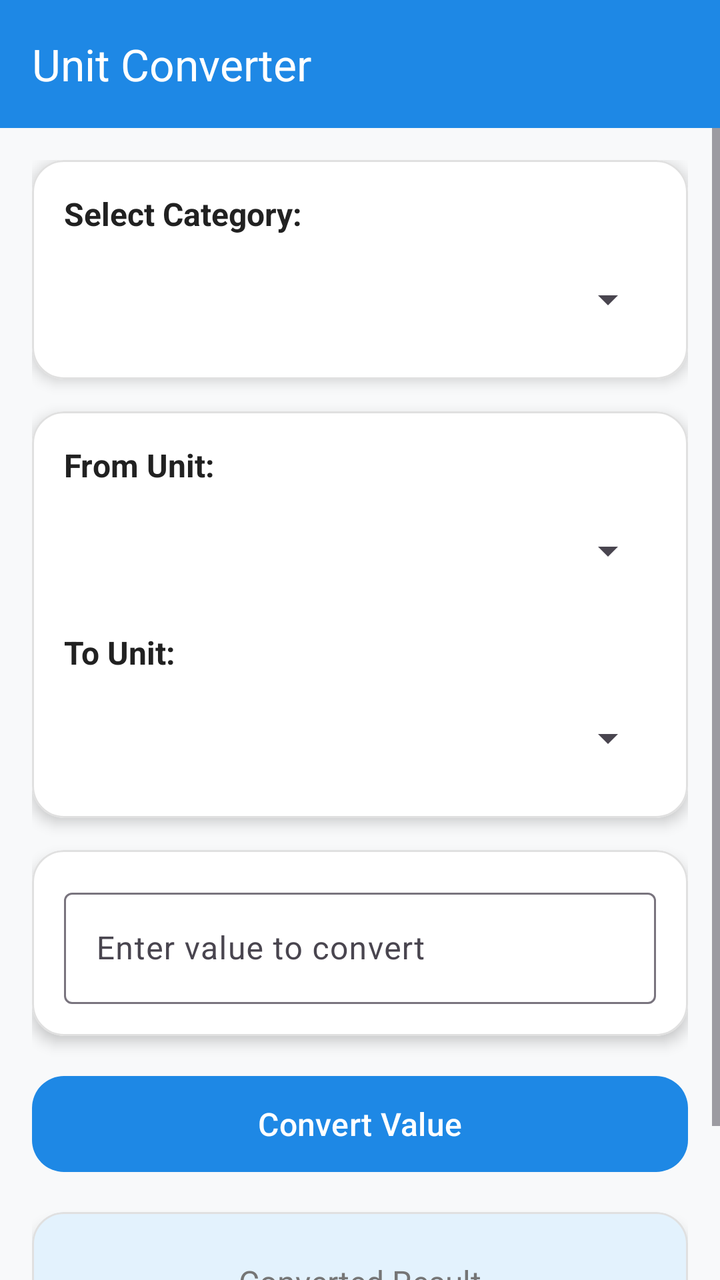
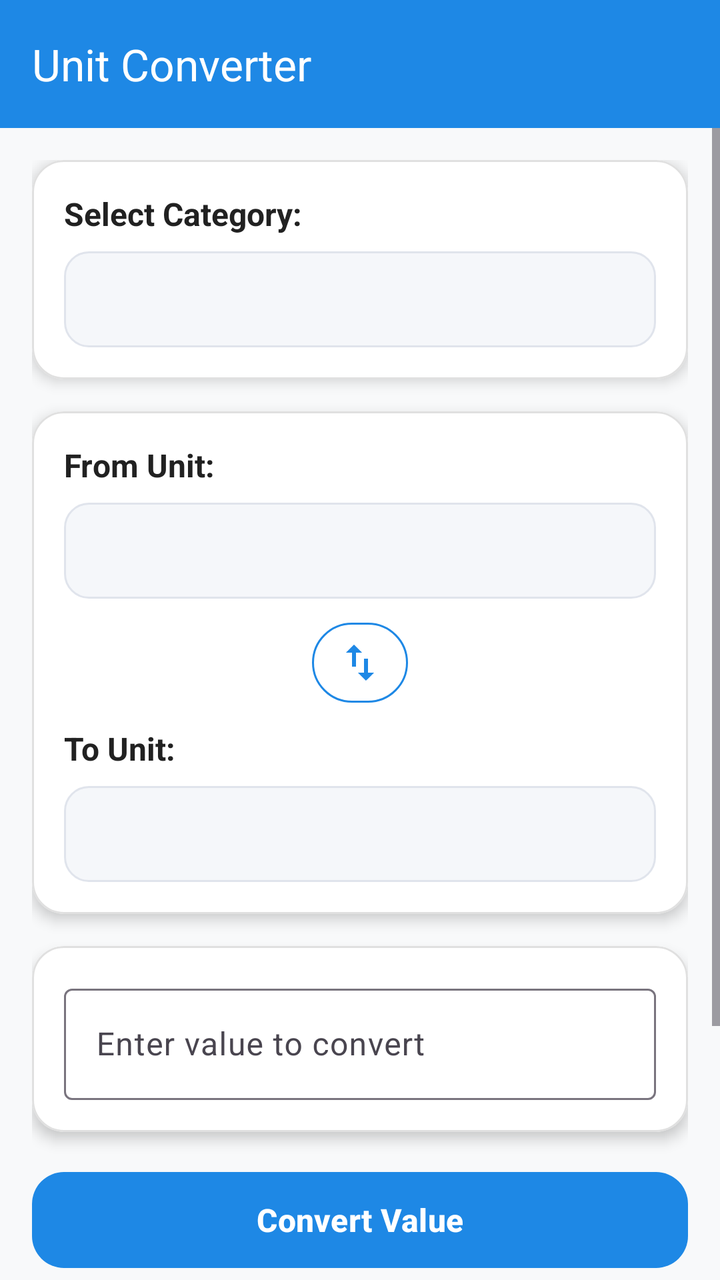

Compare the two renders of this Android layout. The source of the first and the diff that turns it into the second are given below.
<!-- AndroidManifest.xml: application theme Theme.UnitConverter -->
<!-- res/layout/activity_main.xml -->
<?xml version="1.0" encoding="utf-8"?>
<LinearLayout xmlns:android="http://schemas.android.com/apk/res/android"
    xmlns:app="http://schemas.android.com/apk/res-auto"
    xmlns:tools="http://schemas.android.com/tools"
    android:layout_width="match_parent"
    android:layout_height="match_parent"
    android:orientation="vertical"
    android:background="@color/background"
    tools:context=".activity.MainActivity">

    
    <com.google.android.material.appbar.MaterialToolbar
        android:id="@+id/toolbar"
        android:layout_width="match_parent"
        android:layout_height="?attr/actionBarSize"
        android:background="@color/primary"
        app:title="@string/app_name"
        app:titleTextColor="@color/on_primary" />

    <ScrollView
        android:layout_width="match_parent"
        android:layout_height="match_parent"
        android:fillViewport="true">

        <LinearLayout
            android:layout_width="match_parent"
            android:layout_height="wrap_content"
            android:orientation="vertical"
            android:padding="@dimen/spacing_medium">

            
            <com.google.android.material.card.MaterialCardView
                style="@style/Widget.UnitConverter.Card"
                android:layout_width="match_parent"
                android:layout_height="wrap_content"
                android:layout_marginBottom="@dimen/spacing_medium">

                <LinearLayout
                    android:layout_width="match_parent"
                    android:layout_height="wrap_content"
                    android:orientation="vertical"
                    android:padding="@dimen/spacing_medium">

                    <com.google.android.material.textview.MaterialTextView
                        android:layout_width="wrap_content"
                        android:layout_height="wrap_content"
                        android:text="@string/label_select_category"
                        android:textSize="@dimen/text_size_subtitle"
                        android:textStyle="bold"
                        android:textColor="@color/on_surface" />

                    <Spinner
                        android:id="@+id/spinner_category"
                        android:layout_width="match_parent"
                        android:layout_height="48dp"
                        android:layout_marginTop="@dimen/spacing_small" />
                </LinearLayout>
            </com.google.android.material.card.MaterialCardView>

            
            <com.google.android.material.card.MaterialCardView
                style="@style/Widget.UnitConverter.Card"
                android:layout_width="match_parent"
                android:layout_height="wrap_content"
                android:layout_marginBottom="@dimen/spacing_medium">

                <LinearLayout
                    android:layout_width="match_parent"
                    android:layout_height="wrap_content"
                    android:orientation="vertical"
                    android:padding="@dimen/spacing_medium">

                    <com.google.android.material.textview.MaterialTextView
                        android:layout_width="wrap_content"
                        android:layout_height="wrap_content"
                        android:text="@string/label_from_unit"
                        android:textSize="@dimen/text_size_subtitle"
                        android:textStyle="bold"
                        android:textColor="@color/on_surface" />

                    <Spinner
                        android:id="@+id/spinner_source_unit"
                        android:layout_width="match_parent"
                        android:layout_height="48dp"
                        android:layout_marginTop="@dimen/spacing_small" />

                    <com.google.android.material.textview.MaterialTextView
                        android:layout_width="wrap_content"
                        android:layout_height="wrap_content"
                        android:layout_marginTop="@dimen/spacing_medium"
                        android:text="@string/label_to_unit"
                        android:textSize="@dimen/text_size_subtitle"
                        android:textStyle="bold"
                        android:textColor="@color/on_surface" />

                    <Spinner
                        android:id="@+id/spinner_target_unit"
                        android:layout_width="match_parent"
                        android:layout_height="48dp"
                        android:layout_marginTop="@dimen/spacing_small" />
                </LinearLayout>
            </com.google.android.material.card.MaterialCardView>

            
            <com.google.android.material.card.MaterialCardView
                style="@style/Widget.UnitConverter.Card"
                android:layout_width="match_parent"
                android:layout_height="wrap_content"
                android:layout_marginBottom="@dimen/spacing_medium">

                <LinearLayout
                    android:layout_width="match_parent"
                    android:layout_height="wrap_content"
                    android:orientation="vertical"
                    android:padding="@dimen/spacing_medium">

                    <com.google.android.material.textfield.TextInputLayout
                        android:layout_width="match_parent"
                        android:layout_height="wrap_content"
                        android:hint="@string/hint_enter_value"
                        app:endIconMode="clear_text">

                        <com.google.android.material.textfield.TextInputEditText
                            android:id="@+id/et_input_value"
                            android:layout_width="match_parent"
                            android:layout_height="wrap_content"
                            android:inputType="numberDecimal|numberSigned"
                            android:maxLines="1" />
                    </com.google.android.material.textfield.TextInputLayout>
                </LinearLayout>
            </com.google.android.material.card.MaterialCardView>

            
            <com.google.android.material.button.MaterialButton
                android:id="@+id/btn_convert"
                android:layout_width="match_parent"
                android:layout_height="@dimen/button_height"
                android:layout_marginBottom="@dimen/spacing_medium"
                android:text="@string/btn_convert"
                android:textSize="16sp"
                app:cornerRadius="@dimen/card_corner_radius" />

            
            <com.google.android.material.card.MaterialCardView
                style="@style/Widget.UnitConverter.Card"
                android:layout_width="match_parent"
                android:layout_height="wrap_content"
                app:cardBackgroundColor="@color/result_background">

                <LinearLayout
                    android:layout_width="match_parent"
                    android:layout_height="wrap_content"
                    android:gravity="center"
                    android:orientation="vertical"
                    android:padding="@dimen/spacing_large">

                    <com.google.android.material.textview.MaterialTextView
                        android:layout_width="wrap_content"
                        android:layout_height="wrap_content"
                        android:text="@string/title_result"
                        android:textSize="@dimen/text_size_subtitle"
                        android:textColor="@color/on_surface_variant" />

                    <com.google.android.material.textview.MaterialTextView
                        android:id="@+id/tv_result_output"
                        android:layout_width="wrap_content"
                        android:layout_height="wrap_content"
                        android:layout_marginTop="@dimen/spacing_small"
                        android:text="@string/placeholder_result"
                        android:textColor="@color/result_text"
                        android:textSize="@dimen/text_size_result"
                        android:textStyle="bold" />
                </LinearLayout>
            </com.google.android.material.card.MaterialCardView>

        </LinearLayout>
    </ScrollView>
</LinearLayout>
<!-- resources referenced by this layout -->
<resources>
  <color name="background">#F8F9FA</color>
  <color name="on_primary">#FFFFFF</color>
  <color name="on_surface">#212121</color>
  <color name="on_surface_variant">#757575</color>
  <color name="primary">#1E88E5</color>
  <color name="result_background">#E3F2FD</color>
  <color name="result_text">#0D47A1</color>
  <dimen name="button_height">56dp</dimen>
  <dimen name="card_corner_radius">16dp</dimen>
  <dimen name="spacing_large">24dp</dimen>
  <dimen name="spacing_medium">16dp</dimen>
  <dimen name="spacing_small">8dp</dimen>
  <dimen name="text_size_result">22sp</dimen>
  <dimen name="text_size_subtitle">16sp</dimen>
  <string name="app_name">Unit Converter</string>
  <string name="btn_convert">Convert Value</string>
  <string name="hint_enter_value">Enter value to convert</string>
  <string name="label_from_unit">From Unit:</string>
  <string name="label_select_category">Select Category:</string>
  <string name="label_to_unit">To Unit:</string>
  <string name="placeholder_result">Result will appear here</string>
  <string name="title_result">Converted Result</string>
  <style name="Widget.UnitConverter.Card" parent="Widget.Material3.CardView.Elevated">
          <item name="cardCornerRadius">@dimen/card_corner_radius</item>
          <item name="cardElevation">@dimen/card_elevation</item>
          <item name="strokeColor">@color/card_stroke</item>
          <item name="strokeWidth">@dimen/card_stroke_width</item>
          <item name="cardBackgroundColor">@color/surface</item>
      </style>
  <style name="Theme.UnitConverter" parent="Theme.Material3.DayNight.NoActionBar">
          <item name="colorPrimary">@color/primary</item>
          <item name="colorPrimaryVariant">@color/primary_variant</item>
          <item name="colorSecondary">@color/secondary</item>
          <item name="android:statusBarColor">@color/primary_variant</item>
          <item name="android:windowBackground">@color/background</item>
      </style>
  <dimen name="card_elevation">4dp</dimen>
  <color name="card_stroke">#E0E0E0</color>
  <dimen name="card_stroke_width">1dp</dimen>
  <color name="surface">#FFFFFF</color>
  <color name="primary_variant">#1565C0</color>
  <color name="secondary">#00ACC1</color>
</resources>

<!-- the commit's change to res/layout/activity_main.xml (unified diff, before → after) -->
@@ -53,7 +53,9 @@
                         android:id="@+id/spinner_category"
                         android:layout_width="match_parent"
                         android:layout_height="48dp"
-                        android:layout_marginTop="@dimen/spacing_small" />
+                        android:layout_marginTop="@dimen/spacing_small"
+                        android:background="@drawable/bg_spinner"
+                        android:popupBackground="@color/surface" />
                 </LinearLayout>
             </com.google.android.material.card.MaterialCardView>
 
@@ -82,12 +84,32 @@
                         android:id="@+id/spinner_source_unit"
                         android:layout_width="match_parent"
                         android:layout_height="48dp"
-                        android:layout_marginTop="@dimen/spacing_small" />
-
-                    <com.google.android.material.textview.MaterialTextView
-                        android:layout_width="wrap_content"
-                        android:layout_height="wrap_content"
-                        android:layout_marginTop="@dimen/spacing_medium"
+                        android:layout_marginTop="@dimen/spacing_small"
+                        android:background="@drawable/bg_spinner"
+                        android:popupBackground="@color/surface" />
+
+                    
+                    <com.google.android.material.button.MaterialButton
+                        android:id="@+id/btn_swap_units"
+                        style="@style/Widget.Material3.Button.OutlinedButton.Icon"
+                        android:layout_width="48dp"
+                        android:layout_height="48dp"
+                        android:layout_gravity="center_horizontal"
+                        android:layout_marginVertical="@dimen/spacing_small"
+                        android:contentDescription="@string/cd_swap_units"
+                        android:padding="0dp"
+                        app:icon="@drawable/ic_swap"
+                        app:iconGravity="textStart"
+                        app:iconPadding="0dp"
+                        app:iconSize="24dp"
+                        app:iconTint="@color/primary"
+                        app:shapeAppearanceOverlay="@style/ShapeAppearance.Material3.Corner.Full"
+                        app:strokeColor="@color/primary"
+                        app:strokeWidth="1dp" />
+
+                    <com.google.android.material.textview.MaterialTextView
+                        android:layout_width="wrap_content"
+                        android:layout_height="wrap_content"
                         android:text="@string/label_to_unit"
                         android:textSize="@dimen/text_size_subtitle"
                         android:textStyle="bold"
@@ -97,7 +119,9 @@
                         android:id="@+id/spinner_target_unit"
                         android:layout_width="match_parent"
                         android:layout_height="48dp"
-                        android:layout_marginTop="@dimen/spacing_small" />
+                        android:layout_marginTop="@dimen/spacing_small"
+                        android:background="@drawable/bg_spinner"
+                        android:popupBackground="@color/surface" />
                 </LinearLayout>
             </com.google.android.material.card.MaterialCardView>
 
@@ -133,11 +157,11 @@
             
             <com.google.android.material.button.MaterialButton
                 android:id="@+id/btn_convert"
+                style="@style/Widget.UnitConverter.Button"
                 android:layout_width="match_parent"
                 android:layout_height="@dimen/button_height"
                 android:layout_marginBottom="@dimen/spacing_medium"
                 android:text="@string/btn_convert"
-                android:textSize="16sp"
                 app:cornerRadius="@dimen/card_corner_radius" />
 
             
@@ -166,6 +190,7 @@
                         android:layout_width="wrap_content"
                         android:layout_height="wrap_content"
                         android:layout_marginTop="@dimen/spacing_small"
+                        android:gravity="center"
                         android:text="@string/placeholder_result"
                         android:textColor="@color/result_text"
                         android:textSize="@dimen/text_size_result"
<!-- resource entries referenced after the edit -->
@@ -14,14 +14,46 @@
   <dimen name="spacing_small">8dp</dimen>
   <dimen name="text_size_result">22sp</dimen>
   <dimen name="text_size_subtitle">16sp</dimen>
+  <!-- drawable bg_spinner (drawable) -->
+  <?xml version="1.0" encoding="utf-8"?>
+  <ripple xmlns:android="http://schemas.android.com/apk/res/android"
+      android:color="#1A1E88E5">
+      <item>
+          <shape android:shape="rectangle">
+              <solid android:color="#F5F7FA" />
+              <corners android:radius="12dp" />
+              <stroke
+                  android:width="1dp"
+                  android:color="#E0E4EC" />
+          </shape>
+      </item>
+  </ripple>
+  <!-- drawable ic_swap (drawable) -->
+  <vector xmlns:android="http://schemas.android.com/apk/res/android"
+      android:width="24dp"
+      android:height="24dp"
+      android:viewportWidth="24"
+      android:viewportHeight="24">
+    <path
+        android:fillColor="@color/primary"
+        android:pathData="M16,17.01V10h-2v7.01h-3L15,21l4,-3.99h-3zM9,3L5,6.99h3V14h2V6.99h3L9,3z"/>
+  </vector>
   <string name="app_name">Unit Converter</string>
   <string name="btn_convert">Convert Value</string>
+  <string name="cd_swap_units">Swap Source and Target Units</string>
   <string name="hint_enter_value">Enter value to convert</string>
   <string name="label_from_unit">From Unit:</string>
   <string name="label_select_category">Select Category:</string>
   <string name="label_to_unit">To Unit:</string>
-  <string name="placeholder_result">Result will appear here</string>
+  <string name="placeholder_result">Enter a value and tap Convert</string>
   <string name="title_result">Converted Result</string>
+  <style name="Widget.UnitConverter.Button" parent="Widget.Material3.Button">
+          <item name="android:textSize">16sp</item>
+          <item name="android:textStyle">bold</item>
+          <item name="cornerRadius">@dimen/card_corner_radius</item>
+          <item name="backgroundTint">@color/primary</item>
+          <item name="rippleColor">#33FFFFFF</item>
+      </style>
   <style name="Widget.UnitConverter.Card" parent="Widget.Material3.CardView.Elevated">
           <item name="cardCornerRadius">@dimen/card_corner_radius</item>
           <item name="cardElevation">@dimen/card_elevation</item>
